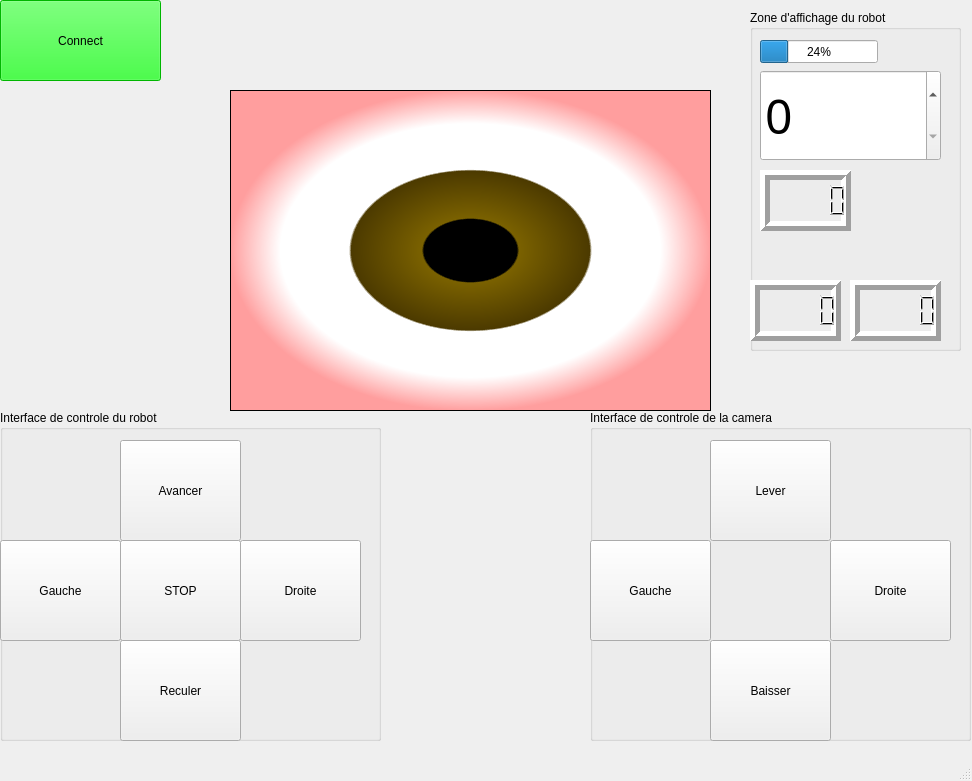
Above: WiFiBot/mainwindow.ui from Federdispi/WiFiBot before the change. Below: the same form after it.
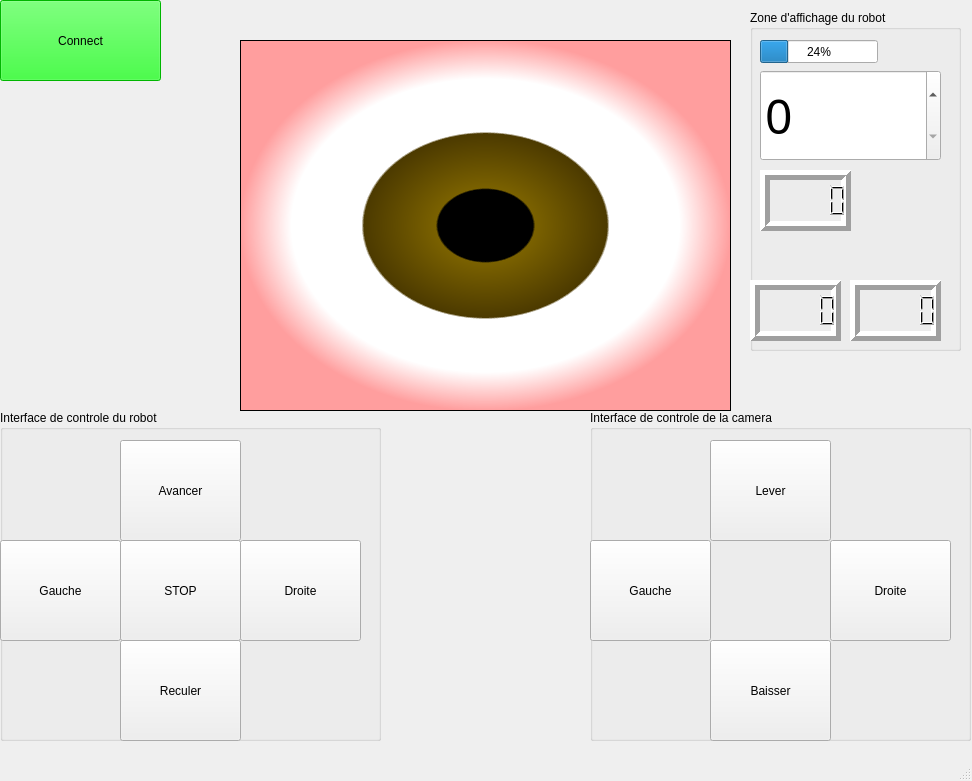
That is the form after the change.

Patch:
```diff
--- a/WiFiBot/mainwindow.ui
+++ b/WiFiBot/mainwindow.ui
@@ -33,10 +33,10 @@
    <widget class="QFrame" name="frame">
     <property name="geometry">
      <rect>
-      <x>230</x>
-      <y>90</y>
-      <width>481</width>
-      <height>321</height>
+      <x>240</x>
+      <y>40</y>
+      <width>491</width>
+      <height>371</height>
      </rect>
     </property>
     <property name="styleSheet">
```
Left out of the diff: 2 changed lines with no effect on the pictures.
